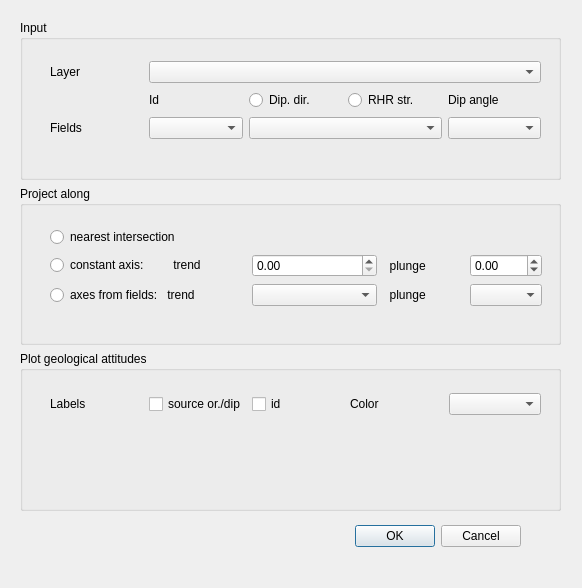
Qt form gSurf/widgets/project_attitudes.ui (mauroalberti/gSurf) before a commit.
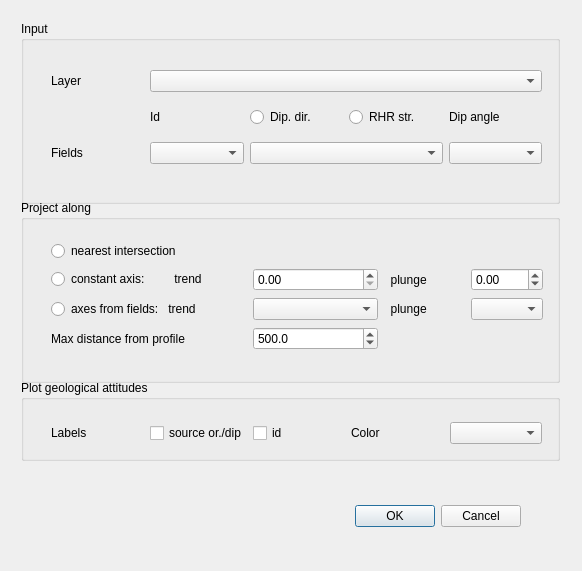
The same form after that commit.

Commit message: Implementing attitude buffer

Diff of the .ui file:
```diff
--- a/gSurf/widgets/project_attitudes.ui
+++ b/gSurf/widgets/project_attitudes.ui
@@ -7,7 +7,7 @@
     <x>0</x>
     <y>0</y>
     <width>582</width>
-    <height>588</height>
+    <height>571</height>
    </rect>
   </property>
   <property name="windowTitle">
@@ -17,7 +17,7 @@
    <property name="geometry">
     <rect>
      <x>180</x>
-     <y>520</y>
+     <y>500</y>
      <width>341</width>
      <height>32</height>
     </rect>
@@ -29,18 +29,84 @@
     <set>QDialogButtonBox::Cancel|QDialogButtonBox::Ok</set>
    </property>
   </widget>
+  <widget class="QSplitter" name="splitter">
+   <property name="geometry">
+    <rect>
+     <x>0</x>
+     <y>0</y>
+     <width>0</width>
+     <height>0</height>
+    </rect>
+   </property>
+   <property name="orientation">
+    <enum>Qt::Horizontal</enum>
+   </property>
+  </widget>
+  <widget class="QGroupBox" name="groupBox_3">
+   <property name="geometry">
+    <rect>
+     <x>21</x>
+     <y>380</y>
+     <width>539</width>
+     <height>81</height>
+    </rect>
+   </property>
+   <property name="title">
+    <string>Plot geological attitudes</string>
+   </property>
   <widget class="QWidget" name="layoutWidget">
    <property name="geometry">
     <rect>
-     <x>20</x>
-     <y>20</y>
-     <width>541</width>
-     <height>491</height>
-    </rect>
-   </property>
-   <layout class="QVBoxLayout" name="verticalLayout">
+      <x>30</x>
+      <y>40</y>
+      <width>491</width>
+      <height>26</height>
+     </rect>
+    </property>
+    <layout class="QHBoxLayout" name="horizontalLayout">
     <item>
+      <widget class="QLabel" name="label_6">
+       <property name="text">
+        <string>Labels</string>
+       </property>
+      </widget>
+     </item>
+     <item>
+      <widget class="QCheckBox" name="labelsOrDipCheckBox">
+       <property name="text">
+        <string>source or./dip</string>
+       </property>
+      </widget>
+     </item>
+     <item>
+      <widget class="QCheckBox" name="labelsIdCheckBox">
+       <property name="text">
+        <string>id</string>
+       </property>
+      </widget>
+     </item>
+     <item>
+      <widget class="QLabel" name="attitudeColorlabel_7">
+       <property name="text">
+        <string>Color</string>
+       </property>
+      </widget>
+     </item>
+     <item>
+      <widget class="QComboBox" name="attitudesColorComboBox"/>
+     </item>
+    </layout>
+   </widget>
+  </widget>
      <widget class="QGroupBox" name="groupBox">
+   <property name="geometry">
+    <rect>
+     <x>21</x>
+     <y>21</y>
+     <width>539</width>
+     <height>183</height>
+    </rect>
+   </property>
       <property name="title">
        <string>Input</string>
       </property>
@@ -50,10 +116,37 @@
          <x>30</x>
          <y>40</y>
          <width>491</width>
-         <height>81</height>
+      <height>112</height>
         </rect>
        </property>
        <layout class="QGridLayout" name="gridLayout">
+     <item row="2" column="1">
+      <widget class="QComboBox" name="idFldNmComboBox"/>
+     </item>
+     <item row="1" column="4">
+      <widget class="QLabel" name="label_3">
+       <property name="text">
+        <string>Dip angle</string>
+       </property>
+      </widget>
+     </item>
+     <item row="2" column="0">
+      <widget class="QLabel" name="label_2">
+       <property name="text">
+        <string>Fields</string>
+       </property>
+      </widget>
+     </item>
+     <item row="2" column="4">
+      <widget class="QComboBox" name="attitudeDipAngleFldNmcomboBox"/>
+     </item>
+     <item row="1" column="2">
+      <widget class="QRadioButton" name="azimuthDipDirRadioButton">
+       <property name="text">
+        <string>Dip. dir.</string>
+       </property>
+      </widget>
+     </item>
         <item row="0" column="0">
          <widget class="QLabel" name="label">
           <property name="text">
@@ -61,23 +154,12 @@
           </property>
          </widget>
         </item>
+     <item row="2" column="2" colspan="2">
+      <widget class="QComboBox" name="attitudeAzimAngleFldNmComboBox"/>
+     </item>
         <item row="0" column="1" colspan="4">
          <widget class="QComboBox" name="inputPtLayerComboBox"/>
         </item>
-        <item row="1" column="1">
-         <widget class="QLabel" name="label_8">
-          <property name="text">
-           <string>Id</string>
-          </property>
-         </widget>
-        </item>
-        <item row="1" column="2">
-         <widget class="QRadioButton" name="azimuthDipDirRadioButton">
-          <property name="text">
-           <string>Dip. dir.</string>
-          </property>
-         </widget>
-        </item>
         <item row="1" column="3">
          <widget class="QRadioButton" name="azimuthRHRStrikeRadioButton">
           <property name="text">
@@ -85,35 +167,25 @@
           </property>
          </widget>
         </item>
-        <item row="1" column="4">
-         <widget class="QLabel" name="label_3">
+     <item row="1" column="1">
+      <widget class="QLabel" name="label_8">
           <property name="text">
-           <string>Dip angle</string>
+        <string>Id</string>
           </property>
          </widget>
         </item>
-        <item row="2" column="0">
-         <widget class="QLabel" name="label_2">
-          <property name="text">
-           <string>Fields</string>
-          </property>
-         </widget>
-        </item>
-        <item row="2" column="1">
-         <widget class="QComboBox" name="idFldNmComboBox"/>
-        </item>
-        <item row="2" column="2" colspan="2">
-         <widget class="QComboBox" name="attitudeAzimAngleFldNmComboBox"/>
-        </item>
-        <item row="2" column="4">
-         <widget class="QComboBox" name="attitudeDipAngleFldNmcomboBox"/>
-        </item>
        </layout>
       </widget>
      </widget>
-    </item>
-    <item>
      <widget class="QGroupBox" name="groupBox_2">
+   <property name="geometry">
+    <rect>
+     <x>21</x>
+     <y>200</y>
+     <width>539</width>
+     <height>183</height>
+    </rect>
+   </property>
       <property name="title">
        <string>Project along</string>
       </property>
@@ -123,14 +195,21 @@
          <x>30</x>
          <y>40</y>
          <width>492</width>
-         <height>83</height>
+      <height>114</height>
         </rect>
        </property>
        <layout class="QGridLayout" name="gridLayout_2">
-        <item row="0" column="0" colspan="2">
-         <widget class="QRadioButton" name="projectNearestIntersectionRadioButton">
+     <item row="2" column="4" colspan="2">
+      <widget class="QLabel" name="label_5">
           <property name="text">
-           <string>nearest intersection</string>
+        <string>  plunge</string>
+       </property>
+      </widget>
+     </item>
+     <item row="1" column="1" colspan="3">
+      <widget class="QDoubleSpinBox" name="projectAxisTrendAngDblSpinBox">
+       <property name="maximum">
+        <double>360.000000000000000</double>
           </property>
          </widget>
         </item>
@@ -141,26 +220,26 @@
           </property>
          </widget>
         </item>
-        <item row="2" column="4" colspan="2">
-         <widget class="QLabel" name="label_5">
+     <item row="1" column="4" colspan="2">
+      <widget class="QLabel" name="label_4">
           <property name="text">
            <string>  plunge</string>
           </property>
          </widget>
         </item>
-        <item row="2" column="6">
-         <widget class="QComboBox" name="projectAxesPlungeFldNmComboBox"/>
-        </item>
-        <item row="2" column="0">
-         <widget class="QRadioButton" name="projectAxesFromFieldsRadioButton">
+     <item row="0" column="0" colspan="2">
+      <widget class="QRadioButton" name="projectNearestIntersectionRadioButton">
           <property name="text">
-           <string>axes from fields:   trend</string>
+        <string>nearest intersection</string>
           </property>
          </widget>
         </item>
         <item row="2" column="1" colspan="3">
          <widget class="QComboBox" name="projectAxesTrendFldNmComboBox"/>
         </item>
+     <item row="2" column="6">
+      <widget class="QComboBox" name="projectAxesPlungeFldNmComboBox"/>
+     </item>
         <item row="1" column="6">
          <widget class="QDoubleSpinBox" name="projectAxisPlungeAngDblSpinBox">
           <property name="minimum">
@@ -171,88 +250,35 @@
           </property>
          </widget>
         </item>
-        <item row="1" column="4" colspan="2">
-         <widget class="QLabel" name="label_4">
+     <item row="2" column="0">
+      <widget class="QRadioButton" name="projectAxesFromFieldsRadioButton">
           <property name="text">
-           <string>  plunge</string>
+        <string>axes from fields:   trend</string>
           </property>
          </widget>
         </item>
-        <item row="1" column="1" colspan="3">
-         <widget class="QDoubleSpinBox" name="projectAxisTrendAngDblSpinBox">
+     <item row="3" column="0">
+      <widget class="QLabel" name="label_7">
+       <property name="text">
+        <string>Max distance from profile</string>
+       </property>
+      </widget>
+     </item>
+     <item row="3" column="1" colspan="3">
+      <widget class="QDoubleSpinBox" name="maxDistFromProfDoubleSpinBox">
+       <property name="decimals">
+        <number>1</number>
+       </property>
           <property name="maximum">
-           <double>360.000000000000000</double>
-          </property>
-         </widget>
-        </item>
-       </layout>
-      </widget>
-     </widget>
-    </item>
-    <item>
-     <widget class="QGroupBox" name="groupBox_3">
-      <property name="title">
-       <string>Plot geological attitudes</string>
-      </property>
-      <widget class="QWidget" name="layoutWidget">
-       <property name="geometry">
-        <rect>
-         <x>30</x>
-         <y>40</y>
-         <width>491</width>
-         <height>26</height>
-        </rect>
-       </property>
-       <layout class="QHBoxLayout" name="horizontalLayout">
-        <item>
-         <widget class="QLabel" name="label_6">
-          <property name="text">
-           <string>Labels</string>
-          </property>
-         </widget>
-        </item>
-        <item>
-         <widget class="QCheckBox" name="labelsOrDipCheckBox">
-          <property name="text">
-           <string>source or./dip</string>
-          </property>
-         </widget>
-        </item>
-        <item>
-         <widget class="QCheckBox" name="labelsIdCheckBox">
-          <property name="text">
-           <string>id</string>
-          </property>
-         </widget>
-        </item>
-        <item>
-         <widget class="QLabel" name="attitudeColorlabel_7">
-          <property name="text">
-           <string>Color</string>
-          </property>
-         </widget>
-        </item>
-        <item>
-         <widget class="QComboBox" name="attitudesColorComboBox"/>
-        </item>
-       </layout>
-      </widget>
-     </widget>
-    </item>
-   </layout>
-  </widget>
-  <widget class="QSplitter" name="splitter">
-   <property name="geometry">
-    <rect>
-     <x>0</x>
-     <y>0</y>
-     <width>0</width>
-     <height>0</height>
-    </rect>
-   </property>
-   <property name="orientation">
-    <enum>Qt::Horizontal</enum>
-   </property>
+        <double>999999.000000000000000</double>
+       </property>
+       <property name="value">
+        <double>500.000000000000000</double>
+       </property>
+      </widget>
+     </item>
+    </layout>
+   </widget>
   </widget>
  </widget>
  <resources/>
```
Lines whose indentation alone changed are shown as unchanged. The commit also changes 2 other files.
